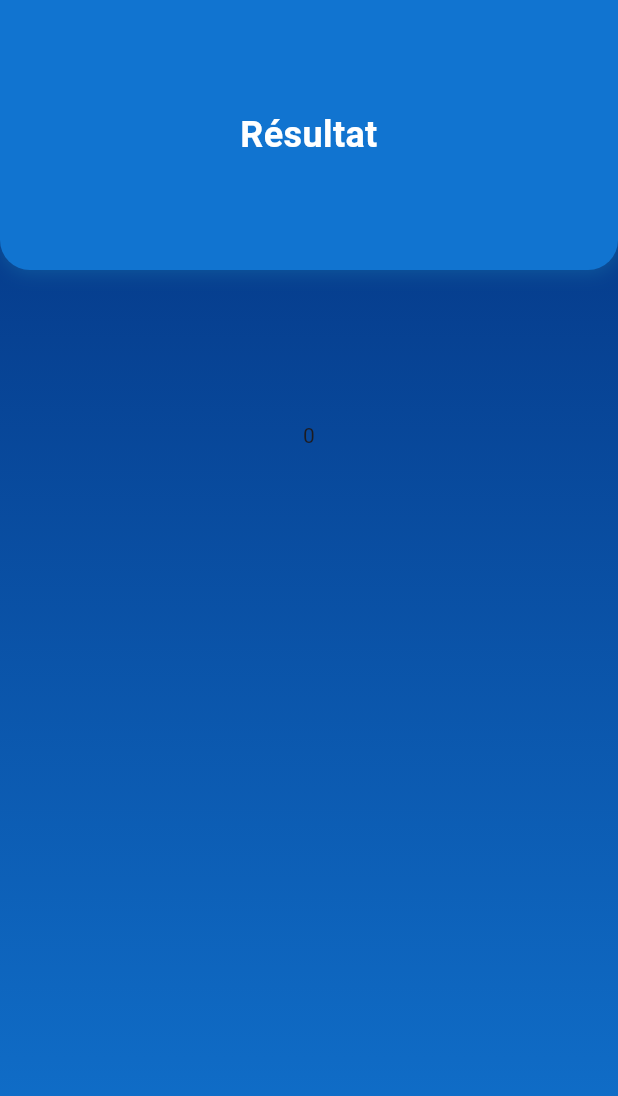
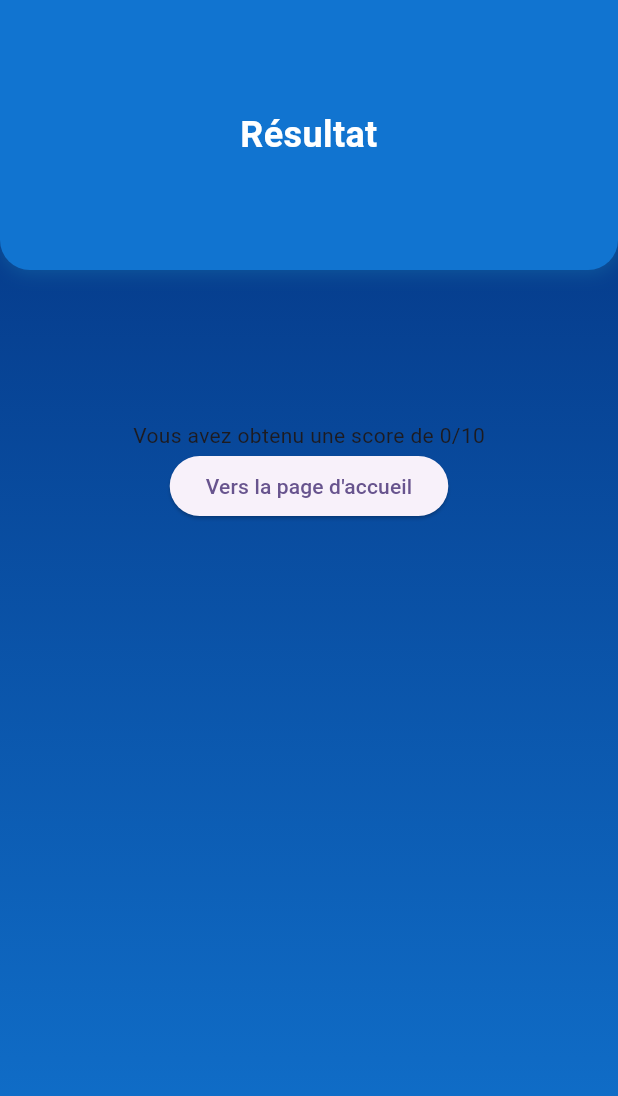
Before and after one commit to DTC-Formation/navigation-and-alerts-with-quizz-add-Rojotiana-Tsiverisoa, a Flutter app: the GameResult screen opened by its route, on a phone screen of 412 x 824 dp. Shown: the top 1096 px of the screen. Run offline on Flutter 3.47's test engine with Material 2 defaults, Android fonts, the phone set to English and light mode, and no system bars.

```diff
--- a/lib/screen/game_result.dart
+++ b/lib/screen/game_result.dart
@@ -1,6 +1,7 @@
 import 'package:flutter/material.dart';
 
 import 'package:quiz_game/colors/my_colors.dart';
+import 'package:quiz_game/screen/homepage.dart';
 
 class GameResult extends StatefulWidget {
   final int finalScore;
@@ -64,7 +65,20 @@ class _GameResultState extends State<GameResult> {
                   ),
                   child: Column(
                     children: [
-                      Text('${widget.finalScore}'),
+                      Text(
+                        'Vous avez obtenu une score de ${widget.finalScore}/10',
+                      ),
+                      ElevatedButton(
+                        onPressed: () {
+                          // Clear all screens and push to HomePage
+                          Navigator.of(context).pushAndRemoveUntil(
+                            MaterialPageRoute(
+                                builder: (context) => const HomePage()),
+                            (route) => false,
+                          );
+                        },
+                        child: const Text('Vers la page d\'accueil'),
+                      ),
                     ],
                   ),
                 ),
```
